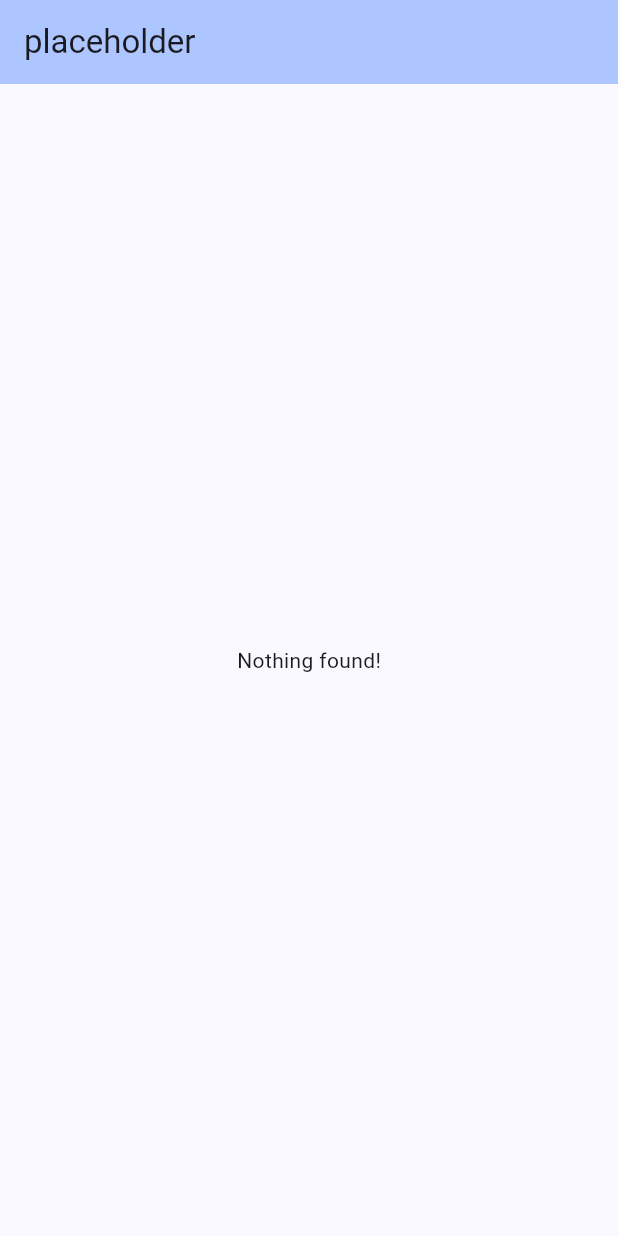
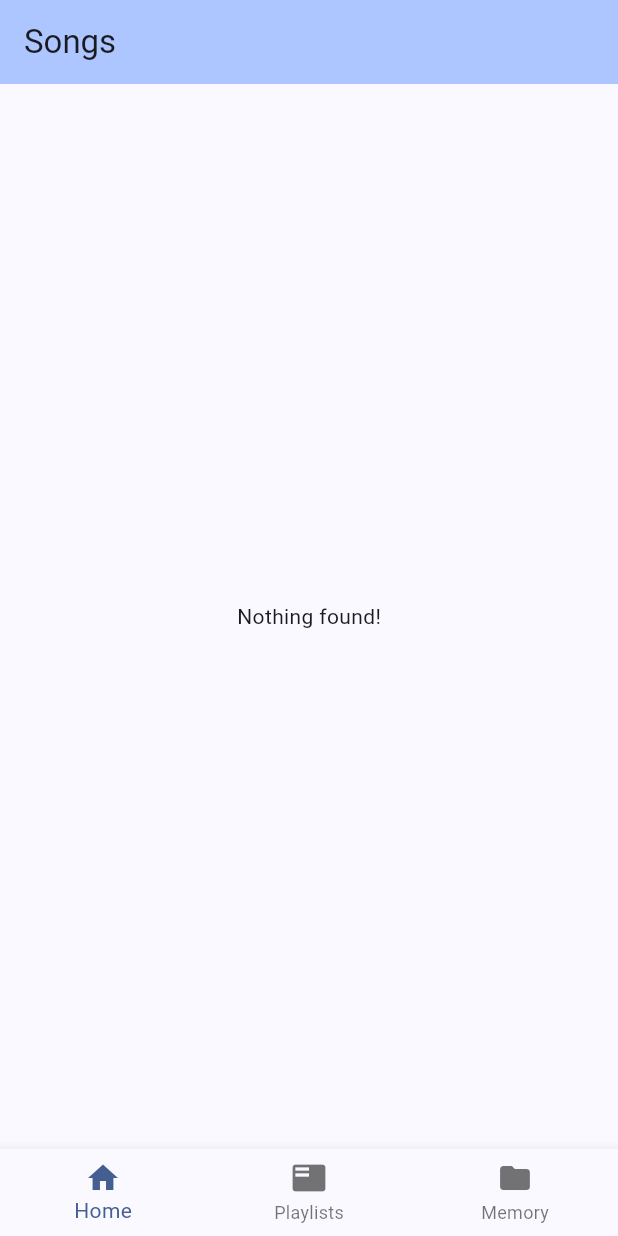
Before and after one commit to DocentSzachista/Music-player, a Flutter app: the screen it shows after launch, on a phone screen of 412 x 824 dp. Run offline on Flutter 3.47's test engine with Material 3 defaults, Android fonts, the phone set to English and light mode, and no system bars; our stand-ins replace audioplayers, on_audio_query.

Commit message:
Add directory listing

```diff
--- a/lib/views/home.dart
+++ b/lib/views/home.dart
@@ -1,6 +1,8 @@
 import 'dart:io';
 import 'package:audioplayers/audioplayers.dart';
 import 'package:flutter/material.dart';
+import 'package:music_runner/views/navigation_items/direcory_listing.dart';
+import 'package:music_runner/views/navigation_items/song_listing.dart';
 import 'package:music_runner/views/song_tile.dart';
 import 'package:on_audio_query/on_audio_query.dart';
 
@@ -15,13 +17,45 @@ class _HomePageState extends State<HomePage> {
   final OnAudioQuery _audioQuery = OnAudioQuery();
   final AudioPlayer _audioPlayer = AudioPlayer();
   bool _hasPermission = false;
+  int _selectedIndex = 0;
+
+  static const List<BottomNavigationBarItem> _bottomBarItems = [
+    BottomNavigationBarItem(
+      icon: Icon(Icons.home),
+      label: 'Home',
+    ),
+    BottomNavigationBarItem(
+      icon: Icon(Icons.featured_play_list),
+      label: 'Playlists',
+    ),
+    BottomNavigationBarItem(
+      icon: Icon(Icons.folder),
+      label: 'Memory',
+    ),
+  ];
+  static const List<Text> headers = [
+    Text("Songs"),
+    Text("Playlists"),
+    Text("Memory")
+  ];
+  List<Widget> options() => [
+    SongListing(audioQuery: _audioQuery, audioPlayer: _audioPlayer),
+    DirectoryListing(audioQuery: _audioQuery, audioPlayer: _audioPlayer),
+    Placeholder()
+  ];
+
+  _onItemTapped(int index) {
+    setState(() {
+      _selectedIndex = index;
+    });
+  }
 
   retrievePermissions({retry = false}) async {
     _hasPermission = await _audioQuery.checkAndRequest(
       retryRequest: retry,
     );
     _hasPermission ? setState(() {}) : null;
-    print(await _audioQuery.queryAllPath());
+    // print(await _audioQuery.queryAllPath());
   }
 
   @override
@@ -37,70 +71,23 @@ class _HomePageState extends State<HomePage> {
       child: const Text("App doesnt have permission to your storage."),
     );
   }
-  Widget _queriedSongs(SongModel song){
-    return Card(
-      child: ListTile(
-        title: Text(song.title),
-        subtitle:
-        Text(song.artist ?? "No Artist"),
-        trailing: const Icon(Icons.arrow_forward_rounded),
-        // This Widget will query/load image.
-        // You can use/create your own widget/method using [queryArtwork].
-        leading: QueryArtworkWidget(
-          controller: _audioQuery,
-          id: song.id,
-          type: ArtworkType.AUDIO,
-        ),
-        onTap: (){
-          _audioPlayer.play(DeviceFileSource(song.data));
-        },
-      ),
-    );
-  }
-
 
   @override
   Widget build(BuildContext context) {
+    List<Widget> views = options();
     return Scaffold(
       appBar: AppBar(
-        title: const Text("placeholder"),
+        title: headers.elementAt(_selectedIndex),
         backgroundColor: Theme.of(context).colorScheme.inversePrimary,
+      ),
+      bottomNavigationBar: BottomNavigationBar(
+        items: _bottomBarItems,
+        currentIndex: _selectedIndex,
+        onTap: _onItemTapped,
       ),
       body: Center(
         child: _hasPermission
-            ? FutureBuilder<List<SongModel>>(
-                // Default values:
-                future: _audioQuery.querySongs(
-                  sortType: null,
-                  orderType: OrderType.ASC_OR_SMALLER,
-                  uriType: UriType.EXTERNAL,
-                  ignoreCase: true,
-                ),
-                builder: (context, item) {
-                  // Display error, if any.
-                  if (item.hasError) {
-                    return Text(item.error.toString());
-                  }
-
-                  // Waiting content.
-                  if (item.data == null) {
-                    return const CircularProgressIndicator();
-                  }
-
-                  // 'Library' is empty.
-                  if (item.data!.isEmpty) return const Text("Nothing found!");
-
-                  // You can use [item.data!] direct or you can create a:
-                  // List<SongModel> songs = item.data!;
-                  return ListView.builder(
-                    itemCount: item.data!.length,
-                    itemBuilder: (context, index) {
-                      // print(item.data![index].data );
-                      return SongTile(song: item.data![index], audioPlayer: _audioPlayer);
-                    },
-                  );
-                },
-              )
+            ? views.elementAt(_selectedIndex)
             : _hasNoPermission(),
       ),
     );
--- /dev/null
+++ b/lib/views/navigation_items/song_listing.dart
@@ -0,0 +1,53 @@
+import 'package:audioplayers/audioplayers.dart';
+import 'package:flutter/material.dart';
+import 'package:on_audio_query/on_audio_query.dart';
+
+import '../song_tile.dart';
+
+
+class SongListing extends StatefulWidget {
+  const SongListing({super.key, required this.audioQuery, required this.audioPlayer});
+  final OnAudioQuery audioQuery;
+  final AudioPlayer audioPlayer;
+  @override
+  State<SongListing> createState() => _SongListingState();
+}
+
+class _SongListingState extends State<SongListing> {
+  @override
+  Widget build(BuildContext context) {
+    return FutureBuilder<List<SongModel>>(
+      // Default values:
+      future: widget.audioQuery.querySongs(
+        sortType: null,
+        orderType: OrderType.ASC_OR_SMALLER,
+        uriType: UriType.EXTERNAL,
+        ignoreCase: true,
+      ),
+      builder: (context, item) {
+        // Display error, if any.
+        if (item.hasError) {
+          return Text(item.error.toString());
+        }
+
+        // Waiting content.
+        if (item.data == null) {
+          return const CircularProgressIndicator();
+        }
+
+        // 'Library' is empty.
+        if (item.data!.isEmpty) return const Text("Nothing found!");
+
+        // You can use [item.data!] direct or you can create a:
+        // List<SongModel> songs = item.data!;
+        return ListView.builder(
+          itemCount: item.data!.length,
+          itemBuilder: (context, index) {
+            // print(item.data![index].data );
+            return SongTile(song: item.data![index], audioPlayer: widget.audioPlayer);
+          },
+        );
+      },
+    );
+  }
+}
```
Also changed, not shown: lib/views/navigation_items/direcory_listing.dart (added, +56 -0 lines), lib/views/navigation_items/playlist_listing.dart (added).
